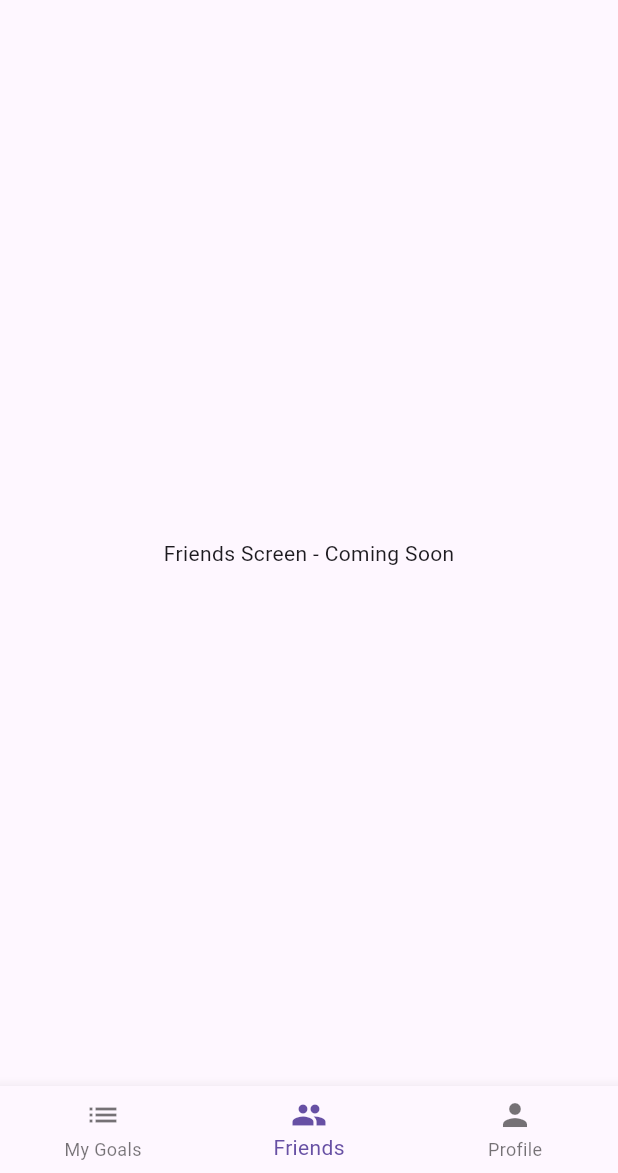
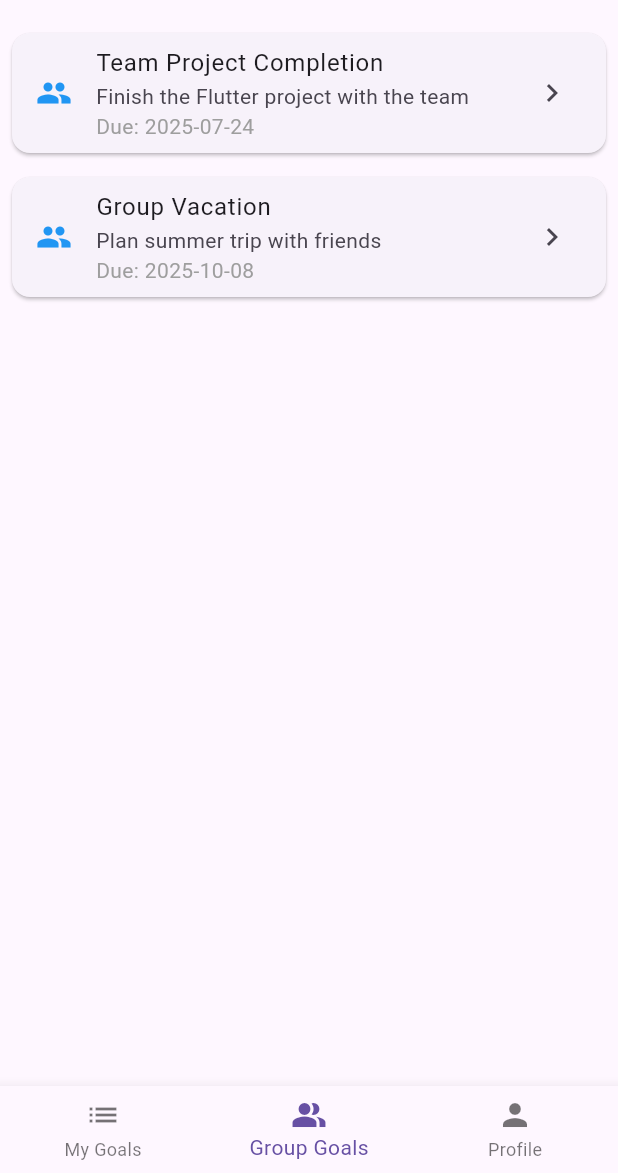
Before and after one commit to SumithShetty1/goalkeeper, a Flutter app: the screen it shows after launch, item 2 of the bottom bar chosen, on a phone screen of 412 x 824 dp, the part 63-1236 px from its top. Run offline on Flutter 3.47's test engine with Material 3 defaults, Android fonts, the light colour scheme and no system bars.

Commit message:
feat: replace Friends tab with Group Goals and move friends to profile

```diff
--- a/lib/screens/friends_screen.dart
+++ /dev/null
@@ -1,12 +0,0 @@
-import 'package:flutter/material.dart';
-
-class FriendsScreen extends StatelessWidget {
-  const FriendsScreen({super.key});
-
-  @override
-  Widget build(BuildContext context) {
-    return const Center(
-      child: Text('Friends Screen - Coming Soon'),
-    );
-  }
-}
--- /dev/null
+++ b/lib/screens/group_goals_screen.dart
@@ -0,0 +1,54 @@
+import 'package:flutter/material.dart';
+import 'package:goalkeeper/models/goal.dart';
+
+class GroupGoalsScreen extends StatelessWidget {
+  const GroupGoalsScreen({super.key});
+
+  @override
+  Widget build(BuildContext context) {
+    // Example group goals - you'll replace with real data
+    final List<Goal> groupGoals = [
+      Goal(
+        id: 'g1',
+        title: 'Team Project Completion',
+        description: 'Finish the Flutter project with the team',
+        dueDate: DateTime.now().add(const Duration(days: 14)),
+      ),
+      Goal(
+        id: 'g2',
+        title: 'Group Vacation',
+        description: 'Plan summer trip with friends',
+        dueDate: DateTime.now().add(const Duration(days: 90)),
+      ),
+    ];
+
+    return ListView.builder(
+      itemCount: groupGoals.length,
+      itemBuilder: (context, index) {
+        final goal = groupGoals[index];
+        return Card(
+          margin: const EdgeInsets.all(8.0),
+          child: ListTile(
+            leading: const Icon(Icons.people, color: Colors.blue),
+            title: Text(goal.title),
+            subtitle: Column(
+              crossAxisAlignment: CrossAxisAlignment.start,
+              children: [
+                Text(goal.description),
+                if (goal.dueDate != null)
+                  Text(
+                    'Due: ${goal.dueDate!.toString().split(' ')[0]}',
+                    style: const TextStyle(color: Colors.grey),
+                  ),
+              ],
+            ),
+            trailing: const Icon(Icons.chevron_right),
+            onTap: () {
+              // Navigate to group goal detail screen
+            },
+          ),
+        );
+      },
+    );
+  }
+}
--- a/lib/screens/home_screen.dart
+++ b/lib/screens/home_screen.dart
@@ -1,7 +1,7 @@
 import 'package:flutter/material.dart';
 import 'package:goalkeeper/models/goal.dart';
 import 'package:goalkeeper/screens/create_goal_screen.dart';
-import 'package:goalkeeper/screens/friends_screen.dart';
+import 'package:goalkeeper/screens/group_goals_screen.dart';
 import 'package:goalkeeper/screens/profile_screen.dart';
 
 class HomeScreen extends StatefulWidget {
@@ -15,7 +15,7 @@ class _HomeScreenState extends State<HomeScreen> {
   int _currentIndex = 0;
   final List<Widget> _pages = [
     const BucketListScreen(),
-    const FriendsScreen(),
+    const GroupGoalsScreen(),
     const ProfileScreen(),
   ];
 
@@ -94,8 +94,8 @@ class _HomeScreenState extends State<HomeScreen> {
             label: 'My Goals',
           ),
           BottomNavigationBarItem(
-            icon: Icon(Icons.group),
-            label: 'Friends',
+            icon: Icon(Icons.people_alt),
+            label: 'Group Goals',
           ),
           BottomNavigationBarItem(
             icon: Icon(Icons.person),
```
Also changed, not shown: lib/screens/profile_screen.dart (+149 -2 lines).
